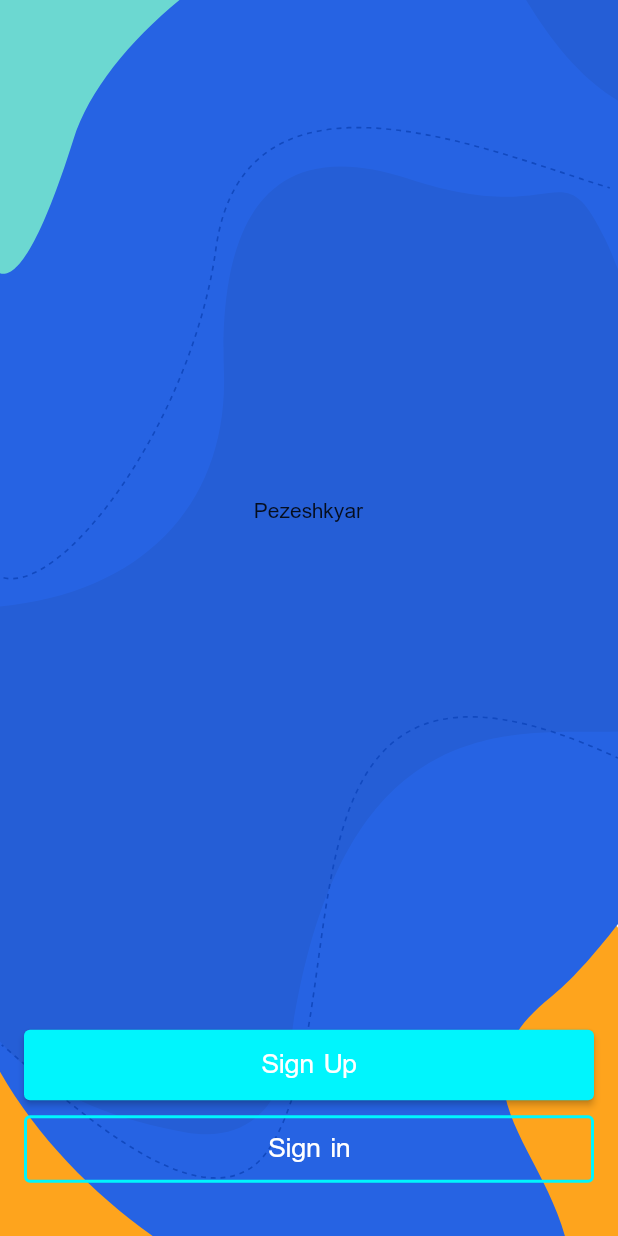
After one commit to Ehsan973/flutter_doctor_reservation_app, a Flutter app: the screen it shows after launch, on a phone screen of 412 x 824 dp. The commit adds this screen. Run offline on Flutter 3.47's test engine with Material 2 defaults, Android fonts, the phone set to English and light mode, and no system bars; our stand-ins replace flutter_rating_bar, flutter_svg, google_nav_bar; missing offline and left inert: dart:ffi.

Commit message:
Add Welcome screen

```diff
--- a/lib/main.dart
+++ b/lib/main.dart
@@ -1,5 +1,6 @@
 import 'package:doctor_appointment_app/screens/doctor_profile_screen.dart';
 import 'package:doctor_appointment_app/screens/home_screen.dart';
+import 'package:doctor_appointment_app/screens/welcome_screen.dart';
 import 'package:doctor_appointment_app/screens/main_screen.dart';
 import 'package:flutter/material.dart';
 
@@ -16,7 +17,7 @@ class MyApp extends StatelessWidget {
     return MaterialApp(
       theme: ThemeData(fontFamily: 'iranSans'),
       debugShowCheckedModeBanner: false,
-      home: MainScreen(),
+      home: WelcomeScreen(),
     );
   }
 }
--- /dev/null
+++ b/lib/screens/welcome_screen.dart
@@ -0,0 +1,69 @@
+import 'package:flutter/material.dart';
+import 'package:flutter_svg/svg.dart';
+
+class WelcomeScreen extends StatelessWidget {
+  const WelcomeScreen({super.key});
+
+  @override
+  Widget build(BuildContext context) {
+    return Scaffold(
+      backgroundColor: Color.fromARGB(255, 21, 79, 255),
+      body: Stack(
+        fit: StackFit.expand,
+        children: [
+          SvgPicture.asset(
+            'assets/icons/splash_bg.svg',
+            fit: BoxFit.cover,
+          ),
+          SafeArea(
+            child: Column(
+              children: [
+                Expanded(
+                  child: Center(
+                    child: Text('Pezeshkyar'),
+                  ),
+                ),
+                Padding(
+                  padding:
+                      const EdgeInsets.symmetric(horizontal: 16, vertical: 4),
+                  child: ElevatedButton(
+                    onPressed: () {},
+                    child: Text(
+                      'Sign Up',
+                      style: TextStyle(fontSize: 18),
+                    ),
+                    style: ElevatedButton.styleFrom(
+                      minimumSize: Size(double.infinity, 47),
+                      backgroundColor: Color.fromARGB(255, 0, 245, 253),
+                    ),
+                  ),
+                ),
+                Padding(
+                  padding:
+                      const EdgeInsets.symmetric(horizontal: 16, vertical: 4),
+                  child: OutlinedButton(
+                    onPressed: () {},
+                    child: Text(
+                      'Sign in',
+                      style: TextStyle(fontSize: 18, color: Colors.white),
+                    ),
+                    style: OutlinedButton.styleFrom(
+                      minimumSize: Size(double.infinity, 45),
+                      side: BorderSide(
+                        width: 2,
+                        color: Color.fromARGB(255, 0, 245, 253),
+                      ),
+                    ),
+                  ),
+                ),
+                SizedBox(
+                  height: 30,
+                ),
+              ],
+            ),
+          ),
+        ],
+      ),
+    );
+  }
+}
```
